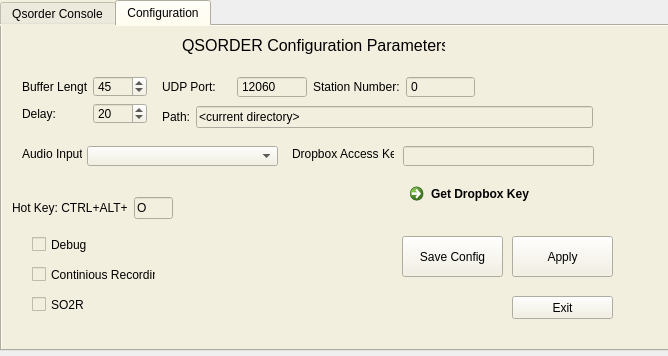
Above: pyQsorder/qsorder.ui from k3it/qsorder before the change. Below: the same form after it.
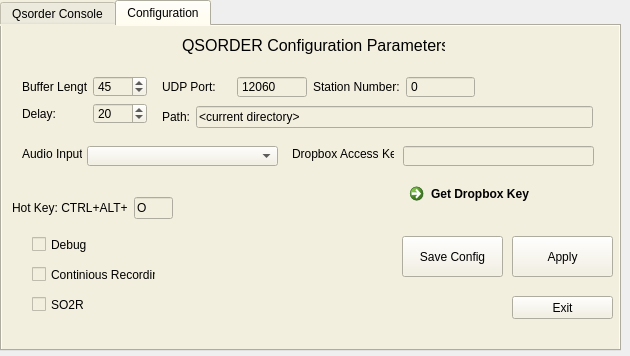
That is the form after the change. Icons and pictures are not drawn.

Commit message: added sound card selection, fixed #2

Diff of the .ui file:
```diff
--- a/pyQsorder/qsorder.ui
+++ b/pyQsorder/qsorder.ui
@@ -6,7 +6,7 @@
    <rect>
     <x>0</x>
     <y>0</y>
-    <width>668</width>
+    <width>630</width>
     <height>356</height>
    </rect>
   </property>
@@ -24,7 +24,7 @@
     <rect>
      <x>0</x>
      <y>0</y>
-     <width>731</width>
+     <width>621</width>
      <height>351</height>
     </rect>
    </property>
```
The commit also changes 2 other files.
